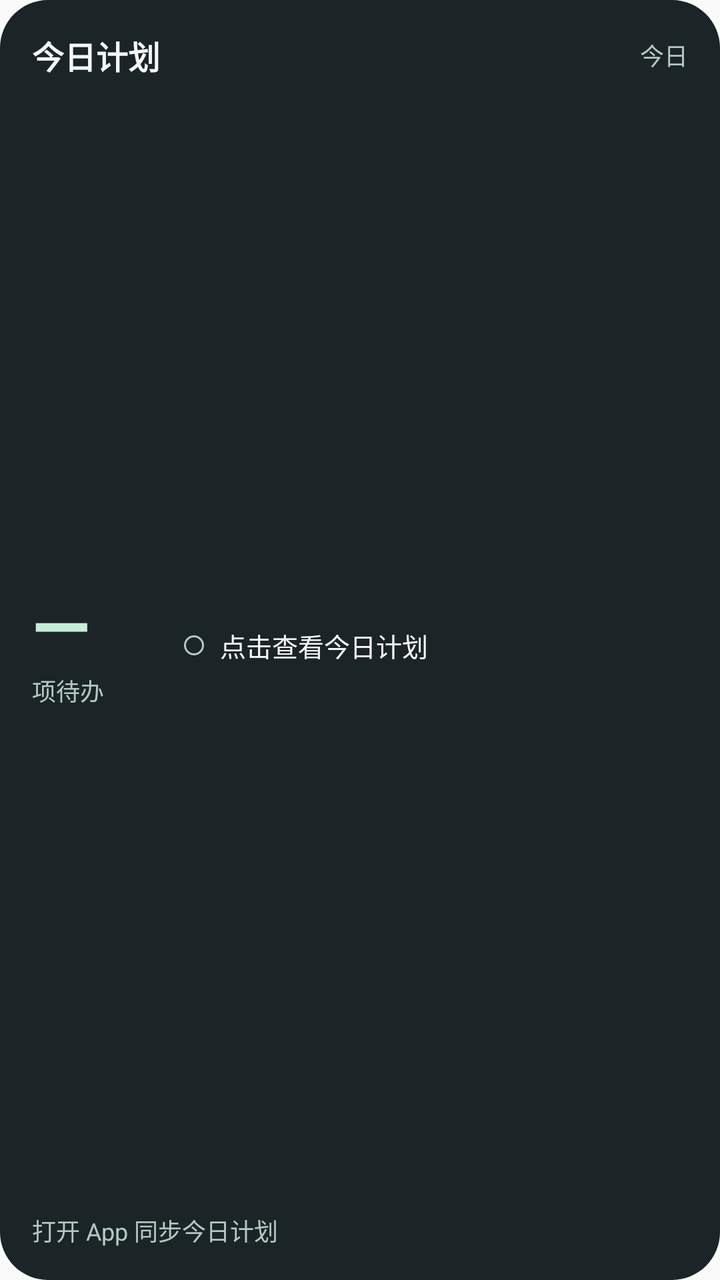
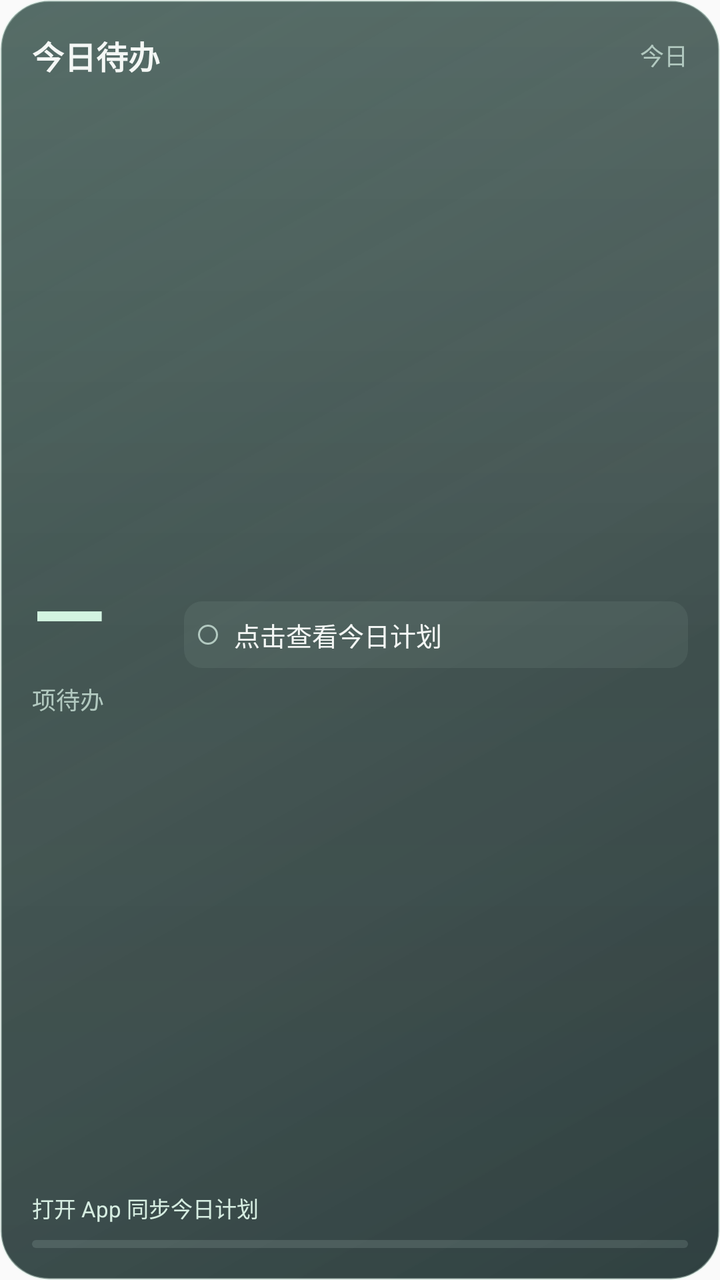

Two renders of the same Android screen: before a commit and after it. Below are the layout's source before the change and the commit's diff.
<!-- AndroidManifest.xml: application theme android:Theme.Material.Light.NoActionBar -->
<!-- res/layout/widget_plans.xml -->
<?xml version="1.0" encoding="utf-8"?>
<LinearLayout xmlns:android="http://schemas.android.com/apk/res/android" android:id="@+id/widget_root" android:layout_width="match_parent" android:layout_height="match_parent" android:orientation="vertical" android:padding="16dp" android:background="@drawable/widget_plan_card">
    <LinearLayout android:layout_width="match_parent" android:layout_height="wrap_content" android:gravity="center_vertical">
        <TextView android:layout_width="0dp" android:layout_weight="1" android:layout_height="wrap_content" android:text="今日计划" android:textColor="#F4F7F5" android:textSize="16sp" android:textStyle="bold" />
        <TextView android:id="@+id/widget_date" android:layout_width="wrap_content" android:layout_height="wrap_content" android:text="今日" android:textColor="#B2C9C0" android:textSize="12sp" />
    </LinearLayout>
    <LinearLayout android:layout_width="match_parent" android:layout_height="0dp" android:layout_weight="1" android:layout_marginTop="8dp" android:gravity="center_vertical">
        <LinearLayout android:layout_width="64dp" android:layout_height="wrap_content" android:orientation="vertical">
            <TextView android:id="@+id/widget_amount" android:layout_width="match_parent" android:layout_height="wrap_content" android:text="—" android:textColor="#C7EDD9" android:textSize="38sp" android:textStyle="bold" android:maxLines="1" android:ellipsize="end" android:includeFontPadding="false" />
            <TextView android:layout_width="match_parent" android:layout_height="wrap_content" android:text="项待办" android:textColor="#B2C9C0" android:textSize="12sp" />
        </LinearLayout>
        <LinearLayout android:layout_width="0dp" android:layout_weight="1" android:layout_height="wrap_content" android:layout_marginStart="12dp" android:orientation="vertical">
            <TextView android:id="@+id/widget_task_1" android:layout_width="match_parent" android:layout_height="wrap_content" android:text="点击查看今日计划" android:textColor="#F4F7F5" android:textSize="13sp" android:maxLines="1" android:ellipsize="end" android:drawableStart="@drawable/widget_check" android:drawablePadding="8dp" />
            <TextView android:id="@+id/widget_task_2" android:layout_width="match_parent" android:layout_height="wrap_content" android:layout_marginTop="6dp" android:visibility="gone" android:textColor="#F4F7F5" android:textSize="13sp" android:maxLines="1" android:ellipsize="end" android:drawableStart="@drawable/widget_check" android:drawablePadding="8dp" />
            <TextView android:id="@+id/widget_task_3" android:layout_width="match_parent" android:layout_height="wrap_content" android:layout_marginTop="6dp" android:visibility="gone" android:textColor="#F4F7F5" android:textSize="13sp" android:maxLines="1" android:ellipsize="end" android:drawableStart="@drawable/widget_check" android:drawablePadding="8dp" />
        </LinearLayout>
    </LinearLayout>
    <TextView android:id="@+id/widget_footer" android:layout_width="match_parent" android:layout_height="wrap_content" android:layout_marginTop="8dp" android:text="打开 App 同步今日计划" android:textColor="#B2C9C0" android:textSize="12sp" android:maxLines="1" android:ellipsize="end" />
</LinearLayout>
<!-- resources referenced by this layout -->
<resources>
  <!-- drawable widget_check (drawable) -->
  <?xml version="1.0" encoding="utf-8"?>
  <shape xmlns:android="http://schemas.android.com/apk/res/android" android:shape="oval"><size android:width="10dp" android:height="10dp" /><stroke android:width="1dp" android:color="#B2C9C0" /></shape>
  <!-- drawable widget_plan_card (drawable) -->
  <?xml version="1.0" encoding="utf-8"?>
  <shape xmlns:android="http://schemas.android.com/apk/res/android"><solid android:color="#1B2427" /><corners android:radius="24dp" /></shape>
</resources>

<!-- the commit's change to res/layout/widget_plans.xml (unified diff, before → after) -->
@@ -1,19 +1,22 @@
 <?xml version="1.0" encoding="utf-8"?>
 <LinearLayout xmlns:android="http://schemas.android.com/apk/res/android" android:id="@+id/widget_root" android:layout_width="match_parent" android:layout_height="match_parent" android:orientation="vertical" android:padding="16dp" android:background="@drawable/widget_plan_card">
     <LinearLayout android:layout_width="match_parent" android:layout_height="wrap_content" android:gravity="center_vertical">
-        <TextView android:layout_width="0dp" android:layout_weight="1" android:layout_height="wrap_content" android:text="今日计划" android:textColor="#F4F7F5" android:textSize="16sp" android:textStyle="bold" />
+        <TextView android:layout_width="0dp" android:layout_weight="1" android:layout_height="wrap_content" android:text="今日待办" android:textColor="#F4F7F5" android:textSize="16sp" android:textStyle="bold" android:maxLines="1" android:ellipsize="end" />
         <TextView android:id="@+id/widget_date" android:layout_width="wrap_content" android:layout_height="wrap_content" android:text="今日" android:textColor="#B2C9C0" android:textSize="12sp" />
     </LinearLayout>
     <LinearLayout android:layout_width="match_parent" android:layout_height="0dp" android:layout_weight="1" android:layout_marginTop="8dp" android:gravity="center_vertical">
         <LinearLayout android:layout_width="64dp" android:layout_height="wrap_content" android:orientation="vertical">
-            <TextView android:id="@+id/widget_amount" android:layout_width="match_parent" android:layout_height="wrap_content" android:text="—" android:textColor="#C7EDD9" android:textSize="38sp" android:textStyle="bold" android:maxLines="1" android:ellipsize="end" android:includeFontPadding="false" />
+            <TextView android:id="@+id/widget_amount" android:layout_width="match_parent" android:layout_height="64dp" android:gravity="center_vertical" android:text="—" android:textColor="#D3F4E1" android:textSize="48sp" android:textStyle="bold" android:fontFamily="sans-serif-light" android:fontFeatureSettings="tnum" android:autoSizeTextType="uniform" android:autoSizeMinTextSize="18sp" android:autoSizeMaxTextSize="48sp" android:autoSizeStepGranularity="1sp" android:maxLines="1" android:ellipsize="end" android:includeFontPadding="false" />
             <TextView android:layout_width="match_parent" android:layout_height="wrap_content" android:text="项待办" android:textColor="#B2C9C0" android:textSize="12sp" />
         </LinearLayout>
         <LinearLayout android:layout_width="0dp" android:layout_weight="1" android:layout_height="wrap_content" android:layout_marginStart="12dp" android:orientation="vertical">
-            <TextView android:id="@+id/widget_task_1" android:layout_width="match_parent" android:layout_height="wrap_content" android:text="点击查看今日计划" android:textColor="#F4F7F5" android:textSize="13sp" android:maxLines="1" android:ellipsize="end" android:drawableStart="@drawable/widget_check" android:drawablePadding="8dp" />
-            <TextView android:id="@+id/widget_task_2" android:layout_width="match_parent" android:layout_height="wrap_content" android:layout_marginTop="6dp" android:visibility="gone" android:textColor="#F4F7F5" android:textSize="13sp" android:maxLines="1" android:ellipsize="end" android:drawableStart="@drawable/widget_check" android:drawablePadding="8dp" />
-            <TextView android:id="@+id/widget_task_3" android:layout_width="match_parent" android:layout_height="wrap_content" android:layout_marginTop="6dp" android:visibility="gone" android:textColor="#F4F7F5" android:textSize="13sp" android:maxLines="1" android:ellipsize="end" android:drawableStart="@drawable/widget_check" android:drawablePadding="8dp" />
+            <TextView android:id="@+id/widget_task_1" android:layout_width="match_parent" android:layout_height="wrap_content" android:minHeight="30dp" android:padding="7dp" android:gravity="center_vertical" android:background="@drawable/widget_plan_inset" android:text="点击查看今日计划" android:textColor="#F4F7F5" android:textSize="13sp" android:maxLines="1" android:ellipsize="end" android:drawableStart="@drawable/widget_check" android:drawablePadding="8dp" />
+            <TextView android:id="@+id/widget_task_2" android:layout_width="match_parent" android:layout_height="wrap_content" android:minHeight="30dp" android:padding="7dp" android:gravity="center_vertical" android:background="@drawable/widget_plan_inset" android:layout_marginTop="5dp" android:visibility="gone" android:textColor="#F4F7F5" android:textSize="13sp" android:maxLines="1" android:ellipsize="end" android:drawableStart="@drawable/widget_check" android:drawablePadding="8dp" />
+            <TextView android:id="@+id/widget_task_3" android:layout_width="match_parent" android:layout_height="wrap_content" android:minHeight="30dp" android:padding="7dp" android:gravity="center_vertical" android:background="@drawable/widget_plan_inset" android:layout_marginTop="5dp" android:visibility="gone" android:textColor="#F4F7F5" android:textSize="13sp" android:maxLines="1" android:ellipsize="end" android:drawableStart="@drawable/widget_check" android:drawablePadding="8dp" />
         </LinearLayout>
     </LinearLayout>
-    <TextView android:id="@+id/widget_footer" android:layout_width="match_parent" android:layout_height="wrap_content" android:layout_marginTop="8dp" android:text="打开 App 同步今日计划" android:textColor="#B2C9C0" android:textSize="12sp" android:maxLines="1" android:ellipsize="end" />
+    <LinearLayout android:id="@+id/widget_plan_footer" android:layout_width="match_parent" android:layout_height="wrap_content" android:orientation="vertical" android:layout_marginTop="8dp">
+        <TextView android:id="@+id/widget_footer" android:layout_width="match_parent" android:layout_height="wrap_content" android:text="打开 App 同步今日计划" android:textColor="#D6EDE1" android:textSize="11sp" android:maxLines="1" android:ellipsize="end" />
+        <ProgressBar android:id="@+id/widget_progress" style="?android:attr/progressBarStyleHorizontal" android:layout_width="match_parent" android:layout_height="4dp" android:layout_marginTop="8dp" android:progressDrawable="@drawable/widget_plan_progress" android:indeterminate="false" android:max="100" android:progress="0" />
+    </LinearLayout>
 </LinearLayout>
<!-- resource entries referenced after the edit -->
@@ -5,6 +5,18 @@
   <shape xmlns:android="http://schemas.android.com/apk/res/android" android:shape="oval"><size android:width="10dp" android:height="10dp" /><stroke android:width="1dp" android:color="#B2C9C0" /></shape>
   <!-- drawable widget_plan_card (drawable) -->
   <?xml version="1.0" encoding="utf-8"?>
-  <shape xmlns:android="http://schemas.android.com/apk/res/android"><solid android:color="#1B2427" /><corners android:radius="24dp" /></shape>
+  <layer-list xmlns:android="http://schemas.android.com/apk/res/android">
+      <item><shape><gradient android:angle="315" android:startColor="#DC29463F" android:centerColor="#D01B302D" android:endColor="#E0112223" /><corners android:radius="24dp" /><stroke android:width="1dp" android:color="#66D6F1E4" /></shape></item>
+      <item android:left="1dp" android:top="1dp" android:right="1dp" android:bottom="1dp"><shape><gradient android:angle="270" android:startColor="#15FFFFFF" android:centerColor="#00FFFFFF" android:endColor="#0685C7AD" /><corners android:radius="23dp" /></shape></item>
+  </layer-list>
+  <!-- drawable widget_plan_inset (drawable) -->
+  <?xml version="1.0" encoding="utf-8"?>
+  <shape xmlns:android="http://schemas.android.com/apk/res/android"><solid android:color="#10E1F8ED" /><corners android:radius="9dp" /></shape>
+  <!-- drawable widget_plan_progress (drawable) -->
+  <?xml version="1.0" encoding="utf-8"?>
+  <layer-list xmlns:android="http://schemas.android.com/apk/res/android">
+      <item android:id="@android:id/background"><shape><solid android:color="#22D6F1E4" /><corners android:radius="3dp" /></shape></item>
+      <item android:id="@android:id/progress"><clip><shape><gradient android:angle="0" android:startColor="#8DD4B3" android:endColor="#D3F4E1" /><corners android:radius="3dp" /></shape></clip></item>
+  </layer-list>
 </resources>
 
